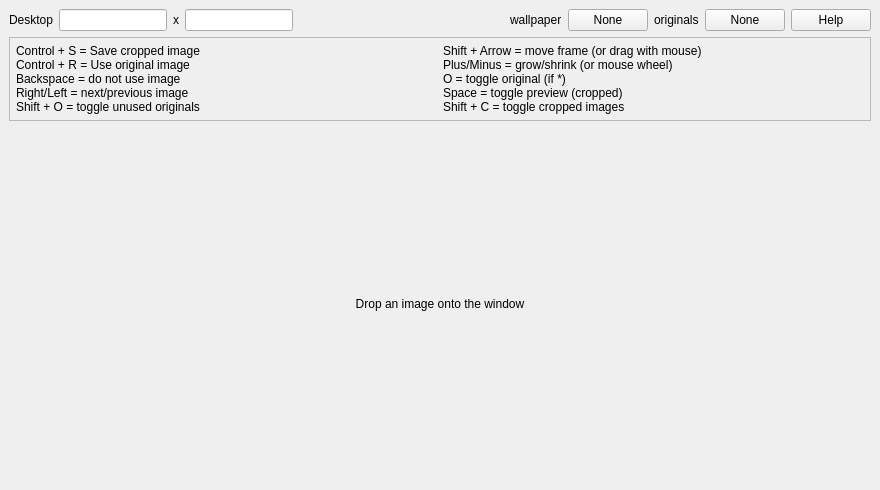
Above: ImageWindow.ui from a1291762/wallpaper_helper before the change. Below: the same form after it.
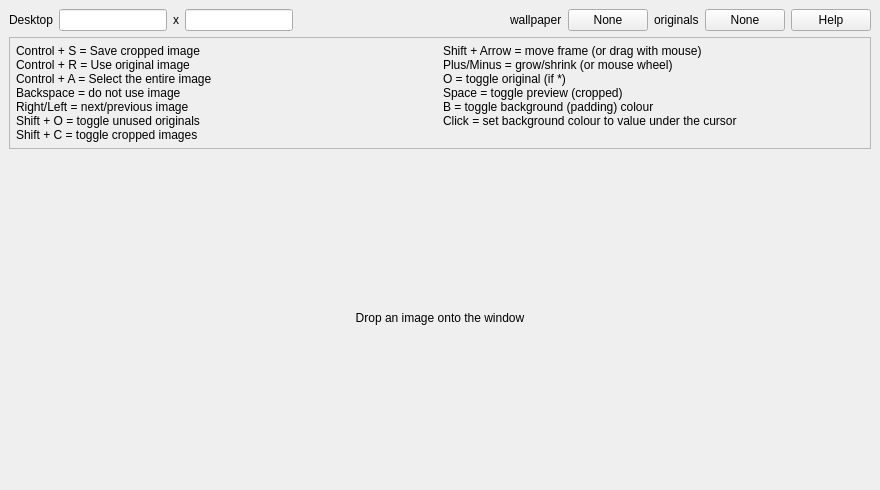
That is the form after the change. Custom widgets are drawn as their Qt base class.

Commit message:
Allow expanding the frame
This is handy when images do not fit the monitor but you don't want
to clip them.

The background colour can be toggled to black or white, or click
on the image to select a colour.

```diff
--- a/ImageWindow.ui
+++ b/ImageWindow.ui
@@ -153,7 +153,7 @@
        <item>
         <widget class="QLabel" name="label_6">
          <property name="text">
-          <string>&lt;html&gt;&lt;head/&gt;&lt;body&gt;&lt;p&gt;Control + S = Save cropped image&lt;br/&gt;Control + R = Use original image&lt;br/&gt;Backspace = do not use image&lt;br/&gt;Right/Left = next/previous image&lt;br/&gt;Shift + O = toggle unused originals&lt;/p&gt;&lt;/body&gt;&lt;/html&gt;</string>
+          <string>&lt;html&gt;&lt;head/&gt;&lt;body&gt;&lt;p&gt;Control + S = Save cropped image&lt;br/&gt;Control + R = Use original image&lt;br/&gt;Control + A = Select the entire image&lt;br/&gt;Backspace = do not use image&lt;br/&gt;Right/Left = next/previous image&lt;br/&gt;Shift + O = toggle unused originals&lt;br/&gt;Shift + C = toggle cropped images&lt;/p&gt;&lt;/body&gt;&lt;/html&gt;</string>
          </property>
          <property name="alignment">
           <set>Qt::AlignLeading|Qt::AlignLeft|Qt::AlignTop</set>
@@ -163,7 +163,7 @@
        <item>
         <widget class="QLabel" name="label_7">
          <property name="text">
-          <string>&lt;html&gt;&lt;head/&gt;&lt;body&gt;&lt;p&gt;Shift + Arrow = move frame (or drag with mouse)&lt;br/&gt;Plus/Minus = grow/shrink (or mouse wheel)&lt;br/&gt;O = toggle original (if *)&lt;br/&gt;Space = toggle preview (cropped)&lt;br/&gt;Shift + C = toggle cropped images&lt;/p&gt;&lt;/body&gt;&lt;/html&gt;</string>
+          <string>&lt;html&gt;&lt;head/&gt;&lt;body&gt;&lt;p&gt;Shift + Arrow = move frame (or drag with mouse)&lt;br/&gt;Plus/Minus = grow/shrink (or mouse wheel)&lt;br/&gt;O = toggle original (if *)&lt;br/&gt;Space = toggle preview (cropped)&lt;br/&gt;B = toggle background (padding) colour&lt;br/&gt;Click = set background colour to value under the cursor&lt;/p&gt;&lt;/body&gt;&lt;/html&gt;</string>
          </property>
          <property name="alignment">
           <set>Qt::AlignLeading|Qt::AlignLeft|Qt::AlignTop</set>
```
The commit also changes 2 other files.
